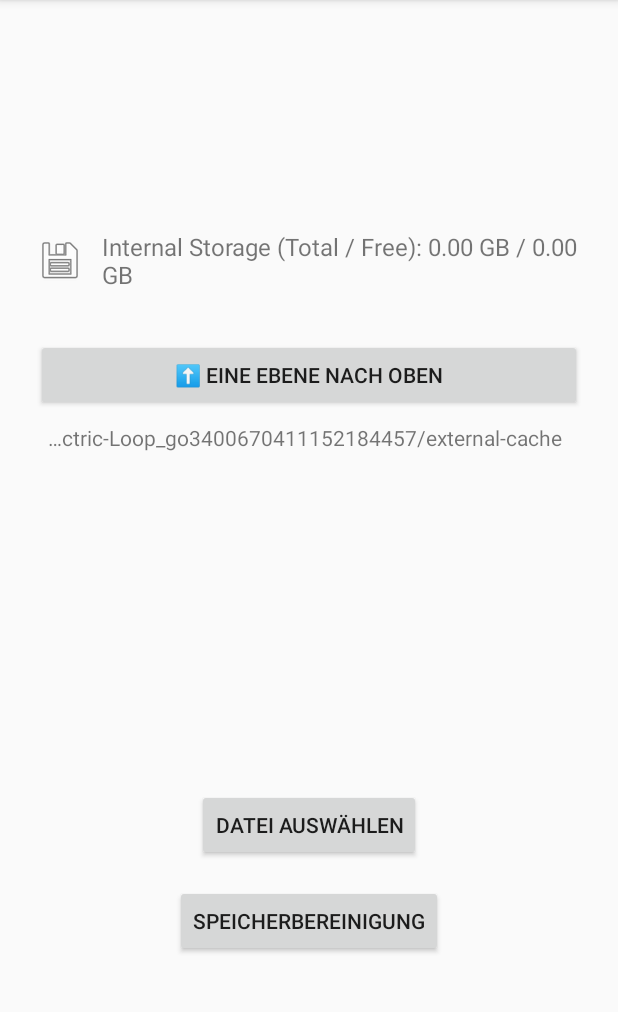
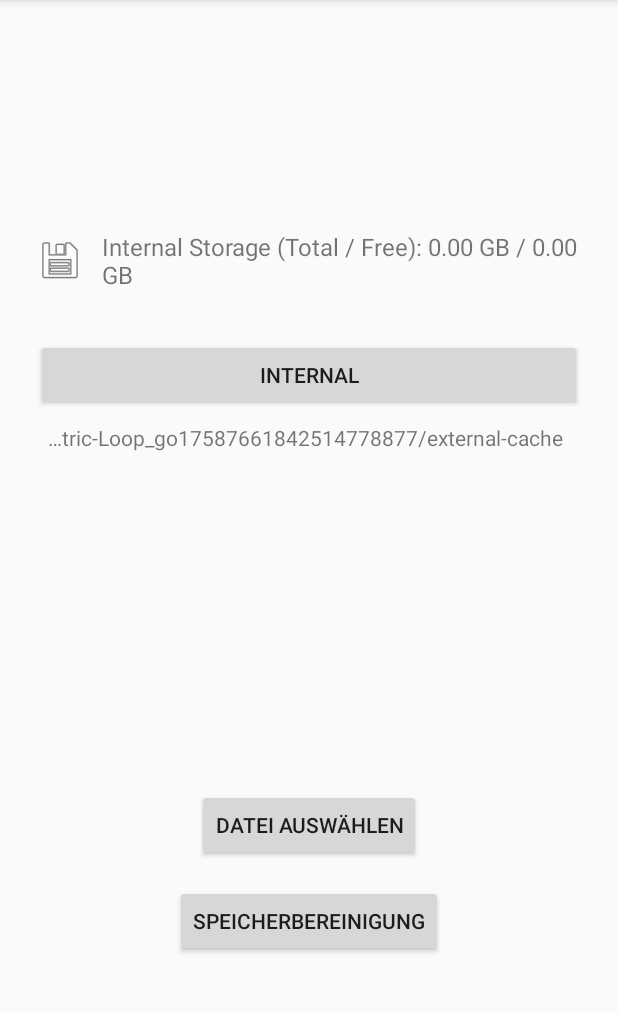
Before and after one commit to ratk87/CryptographicEraser, an Android app built with Jetpack Compose: the screen it shows after launch (MainActivity), after a tap on "DATEI AUSWÄHLEN", on a phone screen of 412 x 824 dp, the part 84-1096 px from its top. Run offline under Robolectric (Android 15) with nearby library versions, the phone set to English and light mode, and no system bars.

Commit message:
Nach CryptoShred wird der Nutzer nun gefragt, ob denn bereits eine Speicherbereinigung durchgeführt werden soll

```diff
--- a/app/src/main/java/com/example/cryptographiceraser/CryptoEraseController.kt
+++ b/app/src/main/java/com/example/cryptographiceraser/CryptoEraseController.kt
@@ -9,7 +9,8 @@ import kotlinx.coroutines.launch
 import java.io.File
 
 /**
- * Vermittelt zwischen View (Activity/Dialog/FileExplorer) und Model (CryptoUtils, WipeUtils, DialogUtils)
+ * Controller: Vermittelt zwischen View (Activity/Dialog/FileExplorer)
+ * und Model (CryptoUtils, WipeUtils, DialogUtils).
  */
 class CryptoEraseController(
     private val context: Context,
@@ -18,7 +19,13 @@ class CryptoEraseController(
 ) {
     private var statusDialog: Dialog? = null
 
-    // Startet den CryptoShred-Workflow für eine oder mehrere Dateien
+    /**
+     * Startet den CryptoShred-Workflow für eine oder mehrere Dateien:
+     * 1) Passwort holen
+     * 2) Dateien verschlüsseln
+     * 3) Dateien löschen
+     * Danach Callback onFinish(successCount, failCount)
+     */
     fun shredFiles(files: List<File>, onFinish: (Int, Int) -> Unit) {
         showStatus("Warte auf Passwort...", 0)
         showPasswordDialog { password ->
@@ -33,18 +40,17 @@ class CryptoEraseController(
                 var failed = 0
                 for ((i, file) in files.withIndex()) {
                     val ok = withContext(Dispatchers.IO) {
-                        CryptoUtils.encryptFileInPlace(context, file, password)
+                        CryptoUtils.encryptFileInPlace(context, file, password!!)
                     }
                     if (ok) success++ else failed++
-                    showStatus("Bearbeite ${file.name} (${i+1}/${files.size})...", 20 + (70*(i+1)/files.size))
+                    showStatus(
+                        "Bearbeite ${file.name} (${i + 1}/${files.size})...",
+                        20 + (70 * (i + 1) / files.size)
+                    )
                 }
                 showStatus("Lösche Dateien...", 85)
                 withContext(Dispatchers.IO) { files.forEach { it.delete() } }
-                showStatus("Bereinige freien Speicher...", 92)
-                withContext(Dispatchers.IO) {
-                    val dir = context.getExternalFilesDir(null) ?: context.filesDir
-                    WipeUtils.doubleWipeFreeSpace(context, dir)
-                }
+
                 showStatus("Fertig!", 100)
                 hideDialog()
                 onFinish(success, failed)
@@ -52,17 +58,16 @@ class CryptoEraseController(
         }
     }
 
-    // Statusdialog anzeigen oder aktualisieren
     private fun showStatus(msg: String, progress: Int) {
         if (statusDialog == null) {
             statusDialog = Dialog().apply {
-                dialogType = Dialog.Type.STATUS
+                dialogType    = Dialog.Type.STATUS
                 statusMessage = msg
                 this.progress = progress
             }
-            statusDialog!!.show(fragmentManager, "StatusDialog")
+            statusDialog?.show(fragmentManager, "StatusDialog")
         } else {
-            statusDialog!!.updateStatus(msg, progress)
+            statusDialog?.updateStatus(msg, progress)
         }
     }
 
@@ -71,28 +76,27 @@ class CryptoEraseController(
         statusDialog = null
     }
 
-    // Show Password Dialog
     private fun showPasswordDialog(callback: (CharArray?) -> Unit) {
         val passDialog = Dialog().apply {
-            dialogType = Dialog.Type.PASSWORD
+            dialogType       = Dialog.Type.PASSWORD
             passwordCallback = callback
         }
         passDialog.show(fragmentManager, "PasswordDialog")
     }
 
+    /**
+     * Nachträgliche Speicherbereinigung auf Knopfdruck.
+     * onProgress liefert (Status-Text, Prozent).
+     */
     fun startWipeFreeSpace(
         dir: File,
         onProgress: (String, Int) -> Unit,
         onDone: () -> Unit
     ) {
         onProgress("Bereinige freien Speicher...", 0)
-        // Starte den Prozess, UI-Update kommt direkt über den Callback
-        WipeUtils.wipeFreeSpaceWithFeedback(context, dir) { progress ->
-            onProgress("Bereinige freien Speicher... $progress%", progress)
-            if (progress >= 100) {
-                onDone()
-            }
+        WipeUtils.wipeFreeSpaceWithFeedback(context, dir) { percent ->
+            onProgress("Bereinige freien Speicher... $percent%", percent)
+            if (percent >= 100) onDone()
         }
     }
-
 }
--- a/app/src/main/java/com/example/cryptographiceraser/FileExplorer.kt
+++ b/app/src/main/java/com/example/cryptographiceraser/FileExplorer.kt
@@ -13,95 +13,110 @@ import androidx.recyclerview.widget.LinearLayoutManager
 import androidx.recyclerview.widget.RecyclerView
 import java.io.File
 
-/**
- * A simple file explorer fragment that allows users to browse the file system,
- * select files or directories, and trigger actions like CryptoShred.
- */
 class FileExplorer : Fragment() {
 
-    private var fileSelectedListener: OnFileSelectedListener? = null
-    private lateinit var textCurrentPath: TextView
-
-
-    // RecyclerView for displaying files and folders
-    private lateinit var recyclerView: RecyclerView
-    // The directory currently displayed (starts with external storage root)
-    private var currentDir: File = Environment.getExternalStorageDirectory()
-
-    /**
-     * Interface for callback to the host (usually MainActivity) when files are selected.
-     */
     interface OnFileSelectedListener {
         fun onFilesSelected(selectedFiles: List<File>)
     }
 
-    /**
-     * Set the listener for file selection events.
-     */
+    private var fileSelectedListener: OnFileSelectedListener? = null
+
     fun setOnFileSelectedListener(listener: OnFileSelectedListener) {
         fileSelectedListener = listener
     }
 
+    private lateinit var btnInternal: Button
+    private lateinit var btnSdCard: Button
+    private lateinit var btnGoUp: Button
+    private lateinit var textCurrentPath: TextView
+    private lateinit var recyclerView: RecyclerView
+
+    // unsere beiden Roots
+    private val internalRoot = Environment.getExternalStorageDirectory()
+    private var sdRoot: File? = null
+
+    // aktuell angezeigtes Verzeichnis
+    private var currentDir: File = internalRoot
+
     override fun onAttach(context: Context) {
         super.onAttach(context)
-        // Optional: Auto-attach if activity implements the interface
         if (context is OnFileSelectedListener) {
             fileSelectedListener = context
+        }
+        // SD-Card-Root suchen:
+        val extDirs = requireContext().getExternalFilesDirs(null)
+        if (extDirs.size > 1 && extDirs[1] != null) {
+            // extDirs[1] ist z.B. /storage/XXXX-XXXX/Android/data/...
+            // wir steigen 4 Ebenen hinauf bis /storage/XXXX-XXXX
+            var f = extDirs[1]
+            repeat(4) { f = f.parentFile!! }
+            sdRoot = f
         }
     }
 
     override fun onCreateView(
-        inflater: LayoutInflater, container: ViewGroup?, savedInstanceState: Bundle?
+        inflater: LayoutInflater,
+        container: ViewGroup?,
+        savedInstanceState: Bundle?
     ): View? {
-        val view = inflater.inflate(R.layout.file_explorer, container, false)
-        recyclerView = view.findViewById(R.id.recyclerViewFiles)
+        val root = inflater.inflate(R.layout.file_explorer, container, false)
+
+        btnInternal    = root.findViewById(R.id.btnInternal)
+        btnSdCard      = root.findViewById(R.id.btnSdCard)
+        btnGoUp        = root.findViewById(R.id.btnGoUp)
+        textCurrentPath = root.findViewById(R.id.textCurrentPath)
+        recyclerView   = root.findViewById(R.id.recyclerViewFiles)
         recyclerView.layoutManager = LinearLayoutManager(requireContext())
-        textCurrentPath = view.findViewById(R.id.textCurrentPath)
-        loadFiles(currentDir)
 
-        // Button nach oben
-        val btnGoUp = view.findViewById<Button>(R.id.btnGoUp)
-        btnGoUp.setOnClickListener {
-            goUp()
-        }
-        btnGoUp.visibility = if (currentDir.parentFile != null) View.VISIBLE else View.GONE
+        // Button-Click-Handler setzen
+        btnInternal.setOnClickListener { loadFiles(internalRoot) }
+        btnSdCard.setOnClickListener { sdRoot?.let { loadFiles(it) } }
+        btnGoUp.setOnClickListener { goUp() }
 
-        return view
+        // SD-Button nur sichtbar, wenn wirklich eine SD-Card existiert
+        btnSdCard.visibility = if (sdRoot != null) View.VISIBLE else View.GONE
+
+        // initial intern laden
+        loadFiles(internalRoot)
+        return root
     }
 
     private fun loadFiles(dir: File) {
         currentDir = dir
-        val files = dir.listFiles()?.sortedWith(compareBy({ !it.isDirectory }, { it.name })) ?: emptyList()
+        textCurrentPath.text = "Pfad: ${currentDir.absolutePath}"
+
+        val list = dir.listFiles()
+            ?.sortedWith(compareBy({ !it.isDirectory }, { it.name }))
+            ?: emptyList()
+
         recyclerView.adapter = FileAdapter(
-            files,
+            list,
             onDirClick = { loadFiles(it) },
             onCryptoShredClick = { file ->
                 fileSelectedListener?.onFilesSelected(listOf(file))
             }
         )
-        // Button anzeigen/ausblenden
-        view?.findViewById<Button>(R.id.btnGoUp)?.visibility = if (currentDir.parentFile != null) View.VISIBLE else View.GONE
-        // **Aktuellen Pfad anzeigen**
-        textCurrentPath.text = "Pfad: ${currentDir.absolutePath}"
+
+        // GoUp-Button nur sichtbar, wenn nicht im Root (intern oder SD)
+        val isRoot = (currentDir == internalRoot) || (sdRoot != null && currentDir == sdRoot)
+        btnGoUp.visibility = if (isRoot) View.GONE else View.VISIBLE
     }
 
-
-    /**
-     * Allows navigation one directory up.
-     */
-    fun goUp() {
-        val parent = currentDir.parentFile ?: return
-        // Verhindere Navigation über das User-Storage-Root hinaus
-        val storageRoot = Environment.getExternalStorageDirectory()
-        if (parent.absolutePath.length < storageRoot.absolutePath.length) return
-        loadFiles(parent)
+    private fun goUp() {
+        currentDir.parentFile
+            ?.takeIf { parent ->
+                // Eltern‐Pfad noch unterhalb des gewählten Roots
+                when {
+                    currentDir.absolutePath.startsWith(internalRoot.absolutePath) -> parent.absolutePath.startsWith(internalRoot.absolutePath)
+                    sdRoot != null && currentDir.absolutePath.startsWith(sdRoot!!.absolutePath) -> parent.absolutePath.startsWith(sdRoot!!.absolutePath)
+                    else -> false
+                }
+            }
+            ?.let { loadFiles(it) }
     }
 
-    /**
-     * Refresh of the view. Needed to ensure that after a deletion, user gets to see the latest state of the folder content.
-     */
+    /** zum Refresh nach Löschung etc. */
     fun refreshCurrentDir() {
         loadFiles(currentDir)
     }
-
 }
--- a/app/src/main/res/layout/activity_main.xml
+++ b/app/src/main/res/layout/activity_main.xml
@@ -75,6 +75,7 @@
         android:layout_width="wrap_content"
         android:layout_height="wrap_content"
         android:text="Datei auswählen" />
+
     <!-- Button for wiping the free space -->
     <Button
         android:id="@+id/btnWipe"
--- a/app/src/main/res/layout/file_explorer.xml
+++ b/app/src/main/res/layout/file_explorer.xml
@@ -1,9 +1,31 @@
+<?xml version="1.0" encoding="utf-8"?>
 <LinearLayout xmlns:android="http://schemas.android.com/apk/res/android"
     android:orientation="vertical"
     android:layout_width="match_parent"
     android:layout_height="match_parent">
 
-    <!-- Button für eine Ebene nach oben -->
+    <!-- Auswahlleiste für Internal vs SD Card -->
+    <LinearLayout
+        android:orientation="horizontal"
+        android:layout_width="match_parent"
+        android:layout_height="wrap_content">
+
+        <Button
+            android:id="@+id/btnInternal"
+            android:layout_width="0dp"
+            android:layout_weight="1"
+            android:layout_height="wrap_content"
+            android:text="Internal" />
+
+        <Button
+            android:id="@+id/btnSdCard"
+            android:layout_width="0dp"
+            android:layout_weight="1"
+            android:layout_height="wrap_content"
+            android:text="SD Card" />
+    </LinearLayout>
+
+    <!-- Eine Ebene nach oben -->
     <Button
         android:id="@+id/btnGoUp"
         android:layout_width="match_parent"
@@ -15,15 +37,17 @@
         android:id="@+id/textCurrentPath"
         android:layout_width="match_parent"
         android:layout_height="wrap_content"
-        android:text="Pfad: /"
+        android:text="Pfad:"
         android:textAppearance="?android:attr/textAppearanceSmall"
         android:padding="8dp"
         android:ellipsize="start"
         android:singleLine="true"/>
 
+    <!-- Dateiliste -->
     <androidx.recyclerview.widget.RecyclerView
         android:id="@+id/recyclerViewFiles"
         android:layout_width="match_parent"
         android:layout_height="0dp"
-        android:layout_weight="1"/>
+        android:layout_weight="1" />
+
 </LinearLayout>
```
Also changed, not shown: app/src/main/java/com/example/cryptographiceraser/FileAdapter.kt (+12 -17 lines), app/src/main/java/com/example/cryptographiceraser/MainActivity.kt (+37 -10 lines), app/src/main/res/drawable/ic_launcher_foreground.png (added).
